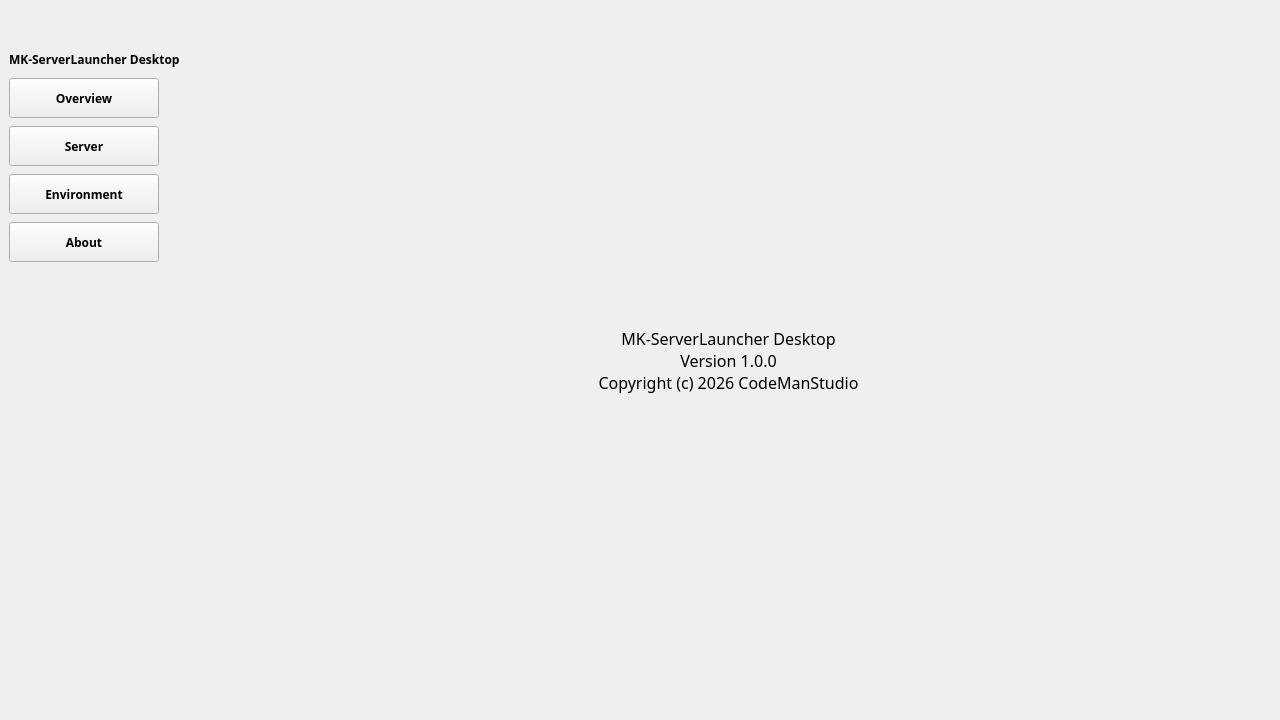
Old version of the form CodeManStudio/Desktop/Client.ui in the repository HeZhijun4030/MK-ServerLauncherDesktop.
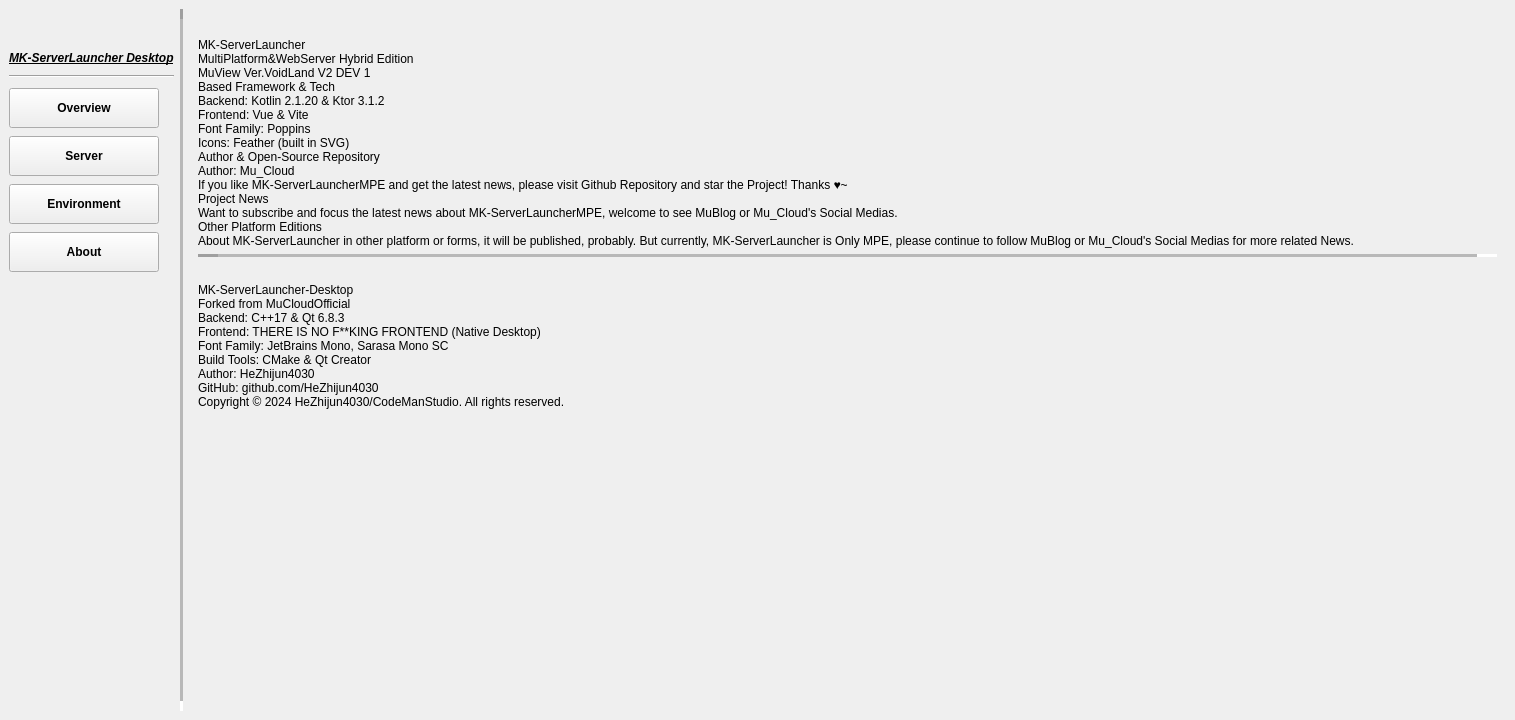
New version of the form. The open tabs and pages were chosen to show the change. Icons and pictures are not drawn.

Commit message: [Visual]DarkStyle and ui improved

```diff
--- a/CodeManStudio/Desktop/Client.ui
+++ b/CodeManStudio/Desktop/Client.ui
@@ -6,14 +6,14 @@
    <rect>
     <x>0</x>
     <y>0</y>
-    <width>1280</width>
+    <width>1515</width>
     <height>720</height>
    </rect>
   </property>
   <property name="windowTitle">
    <string>MK-ServerLauncher</string>
   </property>
-  <layout class="QHBoxLayout" name="mainHorizontalLayout" stretch="1,50">
+  <layout class="QHBoxLayout" name="mainHorizontalLayout" stretch="1,0,50">
    <property name="spacing">
     <number>6</number>
    </property>
@@ -30,7 +30,7 @@
     <number>9</number>
    </property>
    <item>
-    <layout class="QVBoxLayout" name="leftVBox" stretch="0,9">
+    <layout class="QVBoxLayout" name="leftVBox" stretch="0,0,9">
      <property name="spacing">
       <number>10</number>
      </property>
@@ -68,8 +68,10 @@
          </property>
          <property name="font">
           <font>
-           <family>等距更纱黑体 SC</family>
+           <italic>true</italic>
            <bold>true</bold>
+           <underline>true</underline>
+           <strikeout>false</strikeout>
           </font>
          </property>
          <property name="text">
@@ -79,6 +81,16 @@
        </item>
       </layout>
      </item>
+     <item>
+      <widget class="QFrame" name="frame">
+       <property name="frameShape">
+        <enum>QFrame::Shape::HLine</enum>
+       </property>
+       <property name="frameShadow">
+        <enum>QFrame::Shadow::Sunken</enum>
+       </property>
+      </widget>
+     </item>
      <item>
       <layout class="QVBoxLayout" name="buttonsVBox">
        <property name="spacing">
@@ -100,7 +112,6 @@
          </property>
          <property name="font">
           <font>
-           <family>微软雅黑</family>
            <bold>true</bold>
           </font>
          </property>
@@ -125,7 +136,6 @@
          </property>
          <property name="font">
           <font>
-           <family>微软雅黑</family>
            <bold>true</bold>
           </font>
          </property>
@@ -150,7 +160,6 @@
          </property>
          <property name="font">
           <font>
-           <family>微软雅黑</family>
            <bold>true</bold>
           </font>
          </property>
@@ -175,7 +184,6 @@
          </property>
          <property name="font">
           <font>
-           <family>微软雅黑</family>
            <bold>true</bold>
           </font>
          </property>
@@ -201,6 +209,22 @@
      </item>
     </layout>
    </item>
+   <item>
+    <widget class="QFrame" name="frame_2">
+     <property name="frameShape">
+      <enum>QFrame::Shape::VLine</enum>
+     </property>
+     <property name="frameShadow">
+      <enum>QFrame::Shadow::Sunken</enum>
+     </property>
+     <property name="lineWidth">
+      <number>10</number>
+     </property>
+     <property name="midLineWidth">
+      <number>10</number>
+     </property>
+    </widget>
+   </item>
    <item>
     <widget class="QStackedWidget" name="stackedWidget">
      <property name="sizePolicy">
@@ -362,25 +386,119 @@
       </layout>
      </widget>
      <widget class="QWidget" name="pageAbout">
+      <property name="styleSheet">
+       <string notr="true"/>
+      </property>
       <layout class="QVBoxLayout" name="aboutLayout">
        <item>
-        <widget class="QLabel" name="aboutLabel">
-         <property name="font">
-          <font>
-           <family>微软雅黑</family>
-           <pointsize>12</pointsize>
-          </font>
+        <widget class="QLabel" name="label_3">
+         <property name="maximumSize">
+          <size>
+           <width>64</width>
+           <height>64</height>
+          </size>
          </property>
          <property name="text">
-          <string>MK-ServerLauncher Desktop
-Version 1.0.0
-Copyright (c) 2026 CodeManStudio</string>
+          <string/>
+         </property>
+         <property name="pixmap">
+          <pixmap resource="client_Res.qrc">:/res/Mu.png</pixmap>
+         </property>
+         <property name="scaledContents">
+          <bool>true</bool>
+         </property>
+         <property name="wordWrap">
+          <bool>true</bool>
+         </property>
+        </widget>
+       </item>
+       <item>
+        <widget class="QLabel" name="label">
+         <property name="text">
+          <string>MK-ServerLauncher
+MultiPlatform&amp;WebServer Hybrid Edition
+MuView Ver.VoidLand V2 DEV 1
+Based Framework &amp; Tech
+Backend: Kotlin 2.1.20 &amp; Ktor 3.1.2
+Frontend: Vue &amp; Vite
+Font Family: Poppins
+Icons: Feather (built in SVG)
+Author &amp; Open-Source Repository
+Author: Mu_Cloud
+If you like MK-ServerLauncherMPE and get the latest news, please visit Github Repository and star the Project! Thanks ♥~
+Project News
+Want to subscribe and focus the latest news about MK-ServerLauncherMPE, welcome to see MuBlog or Mu_Cloud's Social Medias.
+Other Platform Editions
+About MK-ServerLauncher in other platform or forms, it will be published, probably. But currently, MK-ServerLauncher is Only MPE, please continue to follow MuBlog or Mu_Cloud's Social Medias for more related News.</string>
          </property>
          <property name="alignment">
-          <set>Qt::AlignmentFlag::AlignCenter</set>
+          <set>Qt::AlignmentFlag::AlignLeading|Qt::AlignmentFlag::AlignLeft|Qt::AlignmentFlag::AlignTop</set>
          </property>
+         <property name="wordWrap">
+          <bool>false</bool>
+         </property>
         </widget>
        </item>
+       <item>
+        <widget class="Line" name="line">
+         <property name="lineWidth">
+          <number>20</number>
+         </property>
+         <property name="midLineWidth">
+          <number>20</number>
+         </property>
+         <property name="orientation">
+          <enum>Qt::Orientation::Horizontal</enum>
+         </property>
+        </widget>
+       </item>
+       <item>
+        <widget class="QLabel" name="label_4">
+         <property name="maximumSize">
+          <size>
+           <width>500</width>
+           <height>128</height>
+          </size>
+         </property>
+         <property name="text">
+          <string/>
+         </property>
+         <property name="pixmap">
+          <pixmap resource="client_Res.qrc">:/res/FuckPipes.jpg</pixmap>
+         </property>
+         <property name="scaledContents">
+          <bool>true</bool>
+         </property>
+        </widget>
+       </item>
+       <item>
+        <widget class="QLabel" name="label_2">
+         <property name="text">
+          <string>MK-ServerLauncher-Desktop
+Forked from MuCloudOfficial
+Backend: C++17 &amp; Qt 6.8.3
+Frontend: THERE IS NO F**KING FRONTEND (Native Desktop)
+Font Family: JetBrains Mono, Sarasa Mono SC
+Build Tools: CMake &amp; Qt Creator
+Author: HeZhijun4030
+GitHub: github.com/HeZhijun4030
+Copyright © 2024 HeZhijun4030/CodeManStudio. All rights reserved.</string>
+         </property>
+        </widget>
+       </item>
+       <item>
+        <spacer name="verticalSpacer">
+         <property name="orientation">
+          <enum>Qt::Orientation::Vertical</enum>
+         </property>
+         <property name="sizeHint" stdset="0">
+          <size>
+           <width>20</width>
+           <height>40</height>
+          </size>
+         </property>
+        </spacer>
+       </item>
       </layout>
      </widget>
     </widget>
```
Left out of the diff: 5 changed lines with no effect on the pictures. The commit also changes 11 other files.
